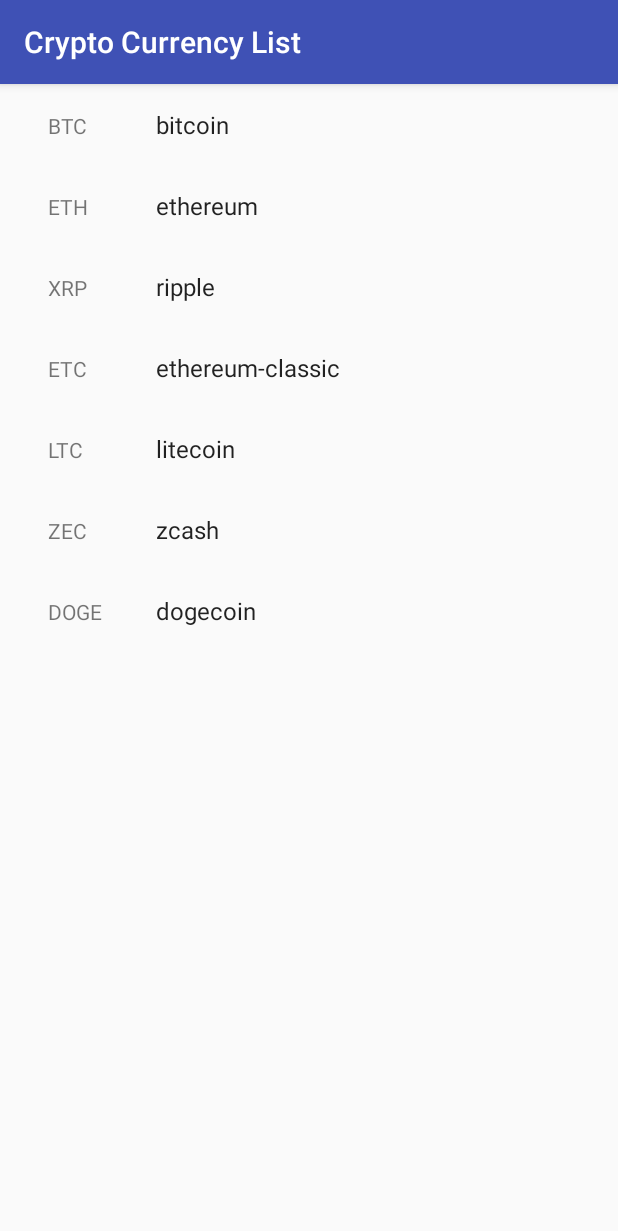
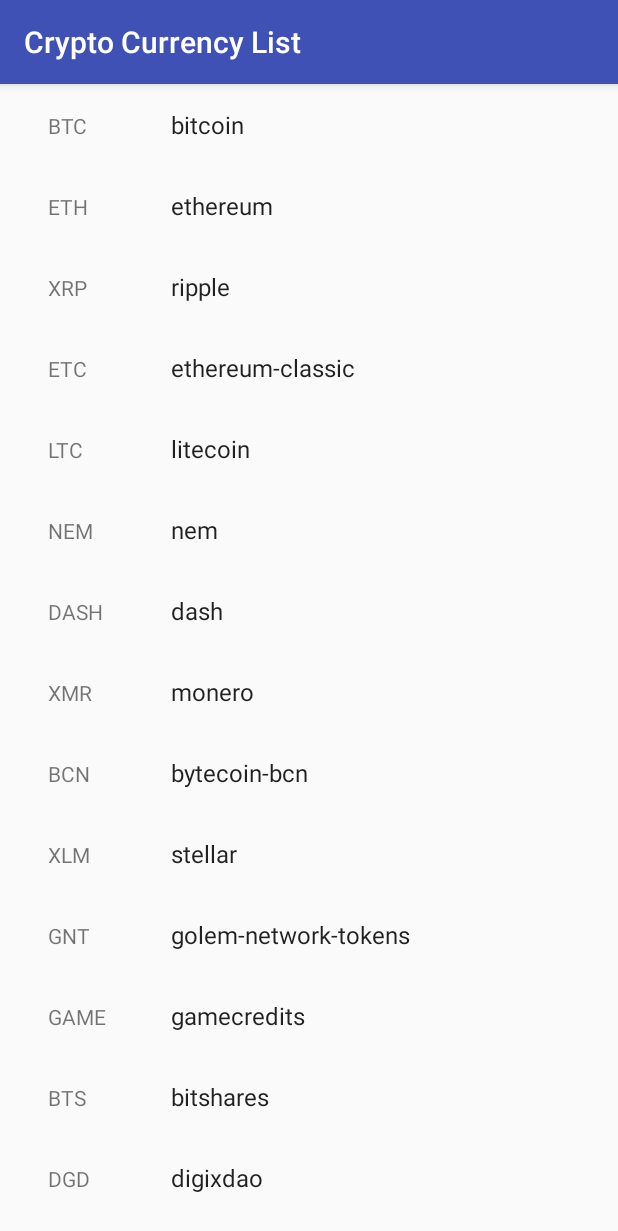
Before and after one commit to maxmousee/CryptoCurrencyMonitor, an Android app: the screen it shows after launch (CryptoCurrencyListActivity), on a phone screen of 412 x 824 dp. Shown: the top 1231 px of the screen. Run offline under Robolectric (Android 15) with nearby library versions, the phone set to English and light mode, and no system bars.

Commit message:
Added more cryptocurrencies

```diff
--- a/Android/app/src/main/java/com/nfsindustries/cryptocurrencymonitor/CryptoCurrencyListActivity.java
+++ b/Android/app/src/main/java/com/nfsindustries/cryptocurrencymonitor/CryptoCurrencyListActivity.java
@@ -38,6 +38,13 @@ public class CryptoCurrencyListActivity extends AppCompatActivity {
     private static final List<CurrencyListItem> CURRENCY_LIST_ITEMS = Arrays.asList(new CurrencyListItem("bitcoin", "BTC"),
             new CurrencyListItem("ethereum", "ETH"), new CurrencyListItem("ripple", "XRP"),
             new CurrencyListItem("ethereum-classic", "ETC"), new CurrencyListItem("litecoin", "LTC"),
+            new CurrencyListItem("nem", "NEM"), new CurrencyListItem("dash", "DASH"),
+            new CurrencyListItem("monero", "XMR"), new CurrencyListItem("bytecoin-bcn", "BCN"),
+            new CurrencyListItem("stellar", "XLM"), new CurrencyListItem("golem-network-tokens", "GNT"),
+            new CurrencyListItem("gamecredits", "GAME"), new CurrencyListItem("bitshares", "BTS"),
+            new CurrencyListItem("digixdao", "DGD"), new CurrencyListItem("lisk", "LSK"),
+            new CurrencyListItem("augur", "REP"), new CurrencyListItem("gnosis-gno", "GNO"),
+            new CurrencyListItem("stratis", "STRAT"), new CurrencyListItem("waves", "WAVES"),
             new CurrencyListItem("zcash", "ZEC"), new CurrencyListItem("dogecoin", "DOGE"));
 
     @Override
--- a/Android/app/src/main/res/layout/cryptocurrency_list_content.xml
+++ b/Android/app/src/main/res/layout/cryptocurrency_list_content.xml
@@ -6,7 +6,7 @@
 
     <TextView
         android:id="@+id/currencySymbol"
-        android:layout_width="40dp"
+        android:layout_width="50dp"
         android:layout_height="wrap_content"
         android:layout_margin="@dimen/text_margin" />
 
```
